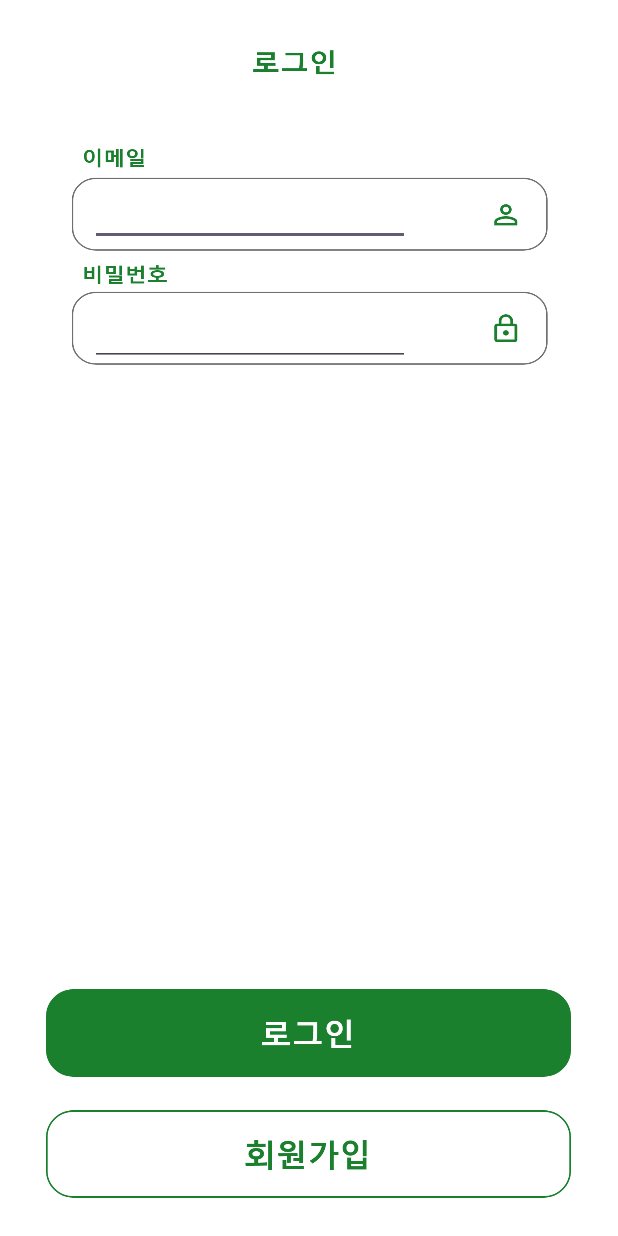
After one commit to JM0015/KLIV, an Android app: the layout activity_sign_in.xml on its own in the app's theme, with its tools: preview values and no code run, on a phone screen of 412 x 824 dp. The commit adds this screen. Run offline under Robolectric (Android 15) with nearby library versions, the phone set to English and light mode, and no system bars.

Commit message:
Log In Ui Import

```diff
--- /dev/null
+++ b/app/src/main/java/com/example/kliv/ui_button/Board_activity.kt
@@ -0,0 +1,4 @@
+package com.example.kliv.ui_button
+
+class Board_activity {
+}
--- /dev/null
+++ b/app/src/main/java/com/example/kliv/ui_button/Home_activity.kt
@@ -0,0 +1,3 @@
+package com.example.kliv.ui_button
+
+public class Home_activity extends
--- /dev/null
+++ b/app/src/main/java/com/example/kliv/ui_button/Location_activity.java
@@ -0,0 +1,4 @@
+package com.example.kliv.ui_button;
+
+public class Location_activity {
+}
--- /dev/null
+++ b/app/src/main/java/com/example/kliv/ui_button/Personal_info_activity.kt
@@ -0,0 +1,4 @@
+package com.example.kliv.ui_button
+
+class Personal_info_activity {
+}
--- a/app/src/main/res/layout/activity_board.xml
+++ b/app/src/main/res/layout/activity_board.xml
@@ -71,7 +71,7 @@
         android:layout_width="match_parent"
         android:layout_height="match_parent"
         android:layout_weight="4.4"
-        android:background="@drawable/underbar"
+        android:background="@drawable/bar"
         android:orientation="horizontal"></LinearLayout>
 
 </LinearLayout>
--- a/app/src/main/res/layout/activity_location.xml
+++ b/app/src/main/res/layout/activity_location.xml
@@ -40,10 +40,10 @@
                 android:layout_height="50dp"
                 android:layout_weight="1"
                 android:background="@android:color/transparent"
-                android:contentDescription="icon_location"
+                android:contentDescription="icon_location_color"
                 android:padding="0dp"
                 android:scaleType="fitCenter"
-                app:srcCompat="@drawable/icon_location" />
+                app:srcCompat="@drawable/icon_location_color" />
 
             <Space
                 android:layout_width="wrap_content"
@@ -59,7 +59,7 @@
                 android:contentDescription="icon_poin"
                 android:padding="0dp"
                 android:scaleType="fitCenter"
-                app:srcCompat="@drawable/icon_point_color" />
+                app:srcCompat="@drawable/icon_point" />
 
             <Space
                 android:layout_width="10dp"
--- /dev/null
+++ b/app/src/main/res/layout/activity_sign_in.xml
@@ -0,0 +1,72 @@
+<?xml version="1.0" encoding="utf-8"?>
+<androidx.constraintlayout.widget.ConstraintLayout xmlns:android="http://schemas.android.com/apk/res/android"
+    xmlns:app="http://schemas.android.com/apk/res-auto"
+    xmlns:tools="http://schemas.android.com/tools"
+    android:layout_width="match_parent"
+    android:layout_height="match_parent"
+    android:background="@drawable/login_backgorund"
+    >
+
+    <ImageButton
+        android:id="@+id/imageButton3"
+        android:layout_width="350dp"
+        android:layout_height="80dp"
+        android:layout_weight="1"
+        android:background="@android:color/transparent"
+        android:contentDescription="login_button"
+        android:padding="0dp"
+        android:scaleType="fitCenter"
+
+        android:src="@drawable/login_button"
+        app:layout_constraintBottom_toBottomOf="parent"
+        app:layout_constraintEnd_toEndOf="parent"
+        app:layout_constraintHorizontal_bias="0.491"
+        app:layout_constraintStart_toStartOf="parent"
+        app:layout_constraintTop_toTopOf="parent"
+        app:layout_constraintVertical_bias="0.872" />
+
+    <ImageButton
+        android:id="@+id/imageButton5"
+        android:layout_width="350dp"
+        android:layout_height="80dp"
+        android:layout_weight="1"
+        android:background="@android:color/transparent"
+        android:contentDescription="sign_in_button"
+        android:padding="0dp"
+        android:scaleType="fitCenter"
+
+        android:src="@drawable/sign_in_button"
+        app:layout_constraintBottom_toBottomOf="parent"
+        app:layout_constraintEnd_toEndOf="parent"
+        app:layout_constraintHorizontal_bias="0.491"
+        app:layout_constraintStart_toStartOf="parent"
+        app:layout_constraintTop_toTopOf="parent"
+        app:layout_constraintVertical_bias="0.98" />
+
+    <EditText
+        android:id="@+id/editTextTextEmailAddress"
+        android:layout_width="wrap_content"
+        android:layout_height="wrap_content"
+        android:ems="10"
+        android:inputType="textEmailAddress"
+        app:layout_constraintBottom_toBottomOf="parent"
+        app:layout_constraintEnd_toEndOf="parent"
+        app:layout_constraintHorizontal_bias="0.303"
+        app:layout_constraintStart_toStartOf="parent"
+        app:layout_constraintTop_toTopOf="parent"
+        app:layout_constraintVertical_bias="0.152" />
+
+    <EditText
+        android:id="@+id/editTextNumberPassword"
+        android:layout_width="wrap_content"
+        android:layout_height="wrap_content"
+        android:ems="10"
+        android:inputType="numberPassword"
+        app:layout_constraintBottom_toBottomOf="parent"
+        app:layout_constraintEnd_toEndOf="parent"
+        app:layout_constraintHorizontal_bias="0.303"
+        app:layout_constraintStart_toStartOf="parent"
+        app:layout_constraintTop_toTopOf="parent"
+        app:layout_constraintVertical_bias="0.255" />
+
+</androidx.constraintlayout.widget.ConstraintLayout>
```
Also changed, not shown: app/src/main/res/drawable/login_backgorund.png (added), app/src/main/res/drawable/login_button.png (added), app/src/main/res/drawable/sign_in_button.png (added).
